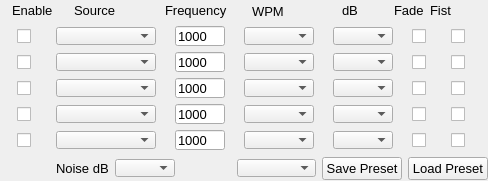
Qt form plugins/MorseGenDevice/morsegendevice.ui (oldscienceguy/PebbleSDR) before a commit.
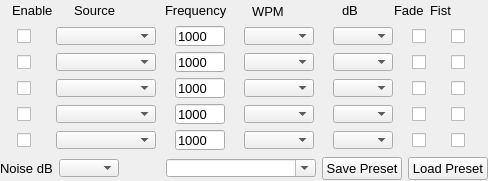
The same form after that commit.

Commit message: Presets editable names

Diff of the .ui file:
```diff
--- a/plugins/MorseGenDevice/morsegendevice.ui
+++ b/plugins/MorseGenDevice/morsegendevice.ui
@@ -1184,19 +1184,6 @@
       <property name="bottomMargin">
        <number>0</number>
       </property>
-      <item>
-       <spacer name="horizontalSpacer_2">
-        <property name="orientation">
-         <enum>Qt::Horizontal</enum>
-        </property>
-        <property name="sizeHint" stdset="0">
-         <size>
-          <width>40</width>
-          <height>20</height>
-         </size>
-        </property>
-       </spacer>
-      </item>
       <item>
        <widget class="QLabel" name="label_9">
         <property name="maximumSize">
@@ -1253,13 +1240,13 @@
        <widget class="QComboBox" name="presetsBox">
         <property name="minimumSize">
          <size>
-          <width>0</width>
+          <width>150</width>
           <height>18</height>
          </size>
         </property>
         <property name="maximumSize">
          <size>
-          <width>100</width>
+          <width>16777215</width>
           <height>18</height>
          </size>
         </property>
@@ -1268,6 +1255,9 @@
           <pointsize>10</pointsize>
          </font>
         </property>
+        <property name="editable">
+         <bool>true</bool>
+        </property>
        </widget>
       </item>
       <item>
```
Left out of the diff: 4 changed lines with no effect on the pictures. The commit also changes 2 other files.
